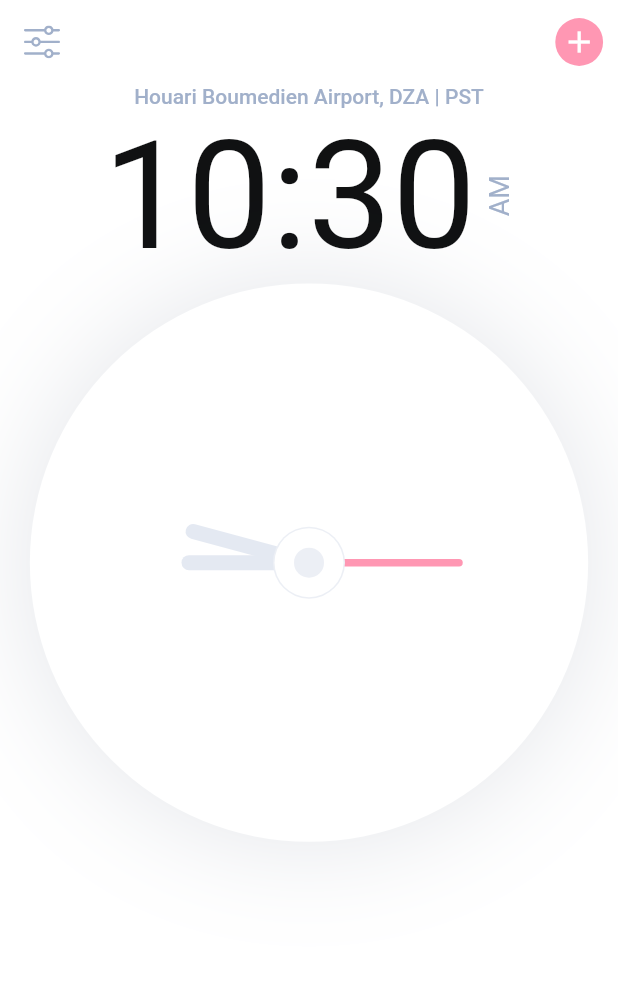
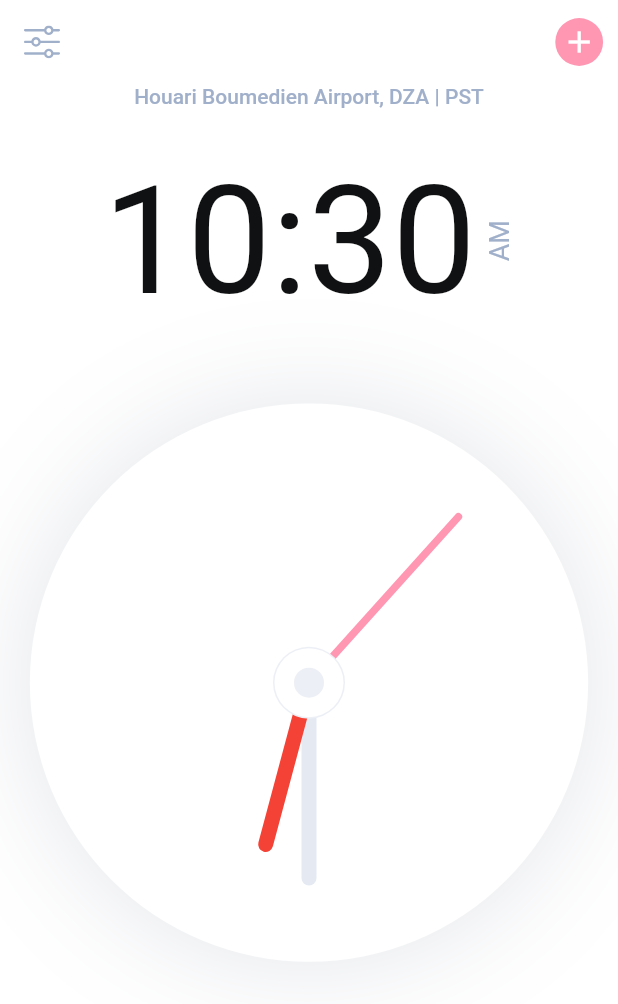
Before and after one commit to honeyBeexO/clocky, a Flutter app: the screen it shows after launch, on a phone screen of 412 x 824 dp. Shown: the top 1004 px of the screen. Run offline on Flutter 3.47's test engine with Material 2 defaults, Android fonts, the phone set to English and light mode, and no system bars; our stand-ins replace flutter_svg, google_fonts.

```diff
--- a/lib/screens/components/body.dart
+++ b/lib/screens/components/body.dart
@@ -1,9 +1,5 @@
-import 'dart:math';
-
 import 'package:flutter/material.dart';
-
-import '../../constants.dart';
-import '../../size_config.dart';
+import 'clock.dart';
 import 'time_in_hour_minute.dart';
 
 class Body extends StatelessWidget {
@@ -17,150 +13,12 @@ class Body extends StatelessWidget {
             'Houari Boumedien Airport, DZA | PST',
             style: Theme.of(context).textTheme.bodyText1,
           ),
+          SizedBox(height: 30.0),
           TimeInHourAndMinute(),
+          SizedBox(height: 50.0),
           Clock(),
         ],
       ),
     );
   }
 }
-
-class Clock extends StatefulWidget {
-  @override
-  _ClockState createState() => _ClockState();
-}
-
-class _ClockState extends State<Clock> {
-  DateTime _dateTime = DateTime.now();
-  @override
-  Widget build(BuildContext context) {
-    return Padding(
-      padding: EdgeInsets.symmetric(
-        horizontal: getProportionateScreenWidth(20),
-      ),
-      child: AspectRatio(
-        aspectRatio: 1,
-        child: Container(
-          decoration: BoxDecoration(
-            shape: BoxShape.circle,
-            color: Theme.of(context).colorScheme.surface,
-            boxShadow: [
-              BoxShadow(
-                offset: Offset(0, 0),
-                blurRadius: 64,
-                color: kShadowColor.withOpacity(0.14),
-              ),
-            ],
-          ),
-          child: CustomPaint(
-            painter: ClockPainter(context: context, dateTime: _dateTime),
-          ),
-        ),
-      ),
-    );
-  }
-}
-
-class ClockPainter extends CustomPainter {
-  final BuildContext context;
-  final DateTime dateTime;
-  ClockPainter({this.context, this.dateTime});
-  @override
-  void paint(Canvas canvas, Size size) {
-    double centerX = size.width / 2;
-    double centerY = size.height / 2;
-    Offset center = Offset(centerX, centerY);
-    double radius = min(centerX, centerY);
-
-    //Lines: sec
-    Paint secHandBrush = Paint()
-      ..color = Theme.of(context).primaryColor
-      ..strokeCap = StrokeCap.round
-      ..strokeWidth = 5
-      ..style = PaintingStyle.stroke;
-    // // 60sec ==> 360deg
-    // //1sec ==> 360/60 == 6deg
-    double secHandX = centerX + 100 * cos(dateTime.second * 6 * pi / 180);
-    double secHandY = centerX + 100 * sin(dateTime.second * 6 * pi / 180);
-    canvas.drawLine(center, Offset(secHandX, secHandY), secHandBrush);
-    // //Lines: min
-    Paint minPaintBrush = Paint()
-      ..color = Theme.of(context).accentColor
-      ..style = PaintingStyle.stroke
-      ..strokeCap = StrokeCap.round
-      ..strokeWidth = 10;
-    double minHandX = centerX + 80 * cos(dateTime.minute * 6 * pi / 180);
-    double minHandY = centerX + 80 * sin(dateTime.minute * 6 * pi / 180);
-    canvas.drawLine(center, Offset(minHandX, minHandY), minPaintBrush);
-    //Lines: hours
-    Paint hourPaintBrush = Paint()
-      ..color = Theme.of(context).colorScheme.secondary
-      ..style = PaintingStyle.stroke
-      ..strokeCap = StrokeCap.round
-      ..strokeWidth = 10;
-    // //12h --> 360deg, 1h --> 30deg, 1min --> 0.5deg
-    double hourHandX = centerX +
-        80 * cos((dateTime.minute * 30 + dateTime.minute * 0.5) * pi / 180);
-    double hourHandY = centerX +
-        80 * sin((dateTime.minute * 30 + dateTime.minute * 0.5) * pi / 180);
-    canvas.drawLine(center, Offset(hourHandX, hourHandY), hourPaintBrush);
-
-    Paint dotPainter = Paint()
-      ..color = Theme.of(context).primaryIconTheme.color;
-
-    canvas.drawCircle(center, 24.0, dotPainter);
-    canvas.drawCircle(
-        center, 23, Paint()..color = Theme.of(context).backgroundColor);
-    canvas.drawCircle(center, 10, dotPainter);
-
-    //codex way
-    // Paint fillBrush = Paint()..color = Color(0xff444974);
-    // Paint outlineBrush = Paint()
-    //   ..color = Color(0xffeaecff)
-    //   ..style = PaintingStyle.stroke
-    //   ..strokeWidth = 16;
-    // Paint centerDotBrush = Paint()..color = Color(0xffeaecff);
-
-    // Paint secHandBrush = Paint()
-    //   ..color = Colors.orange[300]
-    //   ..style = PaintingStyle.stroke
-    //   ..strokeCap = StrokeCap.round
-    //   ..strokeWidth = 10;
-    // Paint minHandBrush = Paint()
-    //   ..shader = LinearGradient(colors: [Colors.lightBlue, Colors.pink])
-    //       .createShader(Rect.fromCircle(center: center, radius: radius))
-    //   ..style = PaintingStyle.stroke
-    //   ..strokeCap = StrokeCap.round
-    //   ..strokeWidth = 10;
-    // Paint hoursHandBrush = Paint()
-    //   ..shader = LinearGradient(colors: [Colors.pink, Colors.lightBlue])
-    //       .createShader(Rect.fromCircle(center: center, radius: radius))
-    //   ..style = PaintingStyle.stroke
-    //   ..strokeCap = StrokeCap.round
-    //   ..strokeWidth = 10;
-
-    // canvas.drawCircle(center, radius - 40, fillBrush);
-    // canvas.drawCircle(center, radius - 40, outlineBrush);
-    // // 60sec ==> 360deg
-    // //1sec ==> 360/60 == 6deg
-    // double secHandX = centerX + 80 * cos(dateTime.second * 6 * pi / 180);
-    // double secHandY = centerX + 80 * sin(dateTime.second * 6 * pi / 180);
-    // canvas.drawLine(center, Offset(secHandX, secHandY), secHandBrush);
-
-    // double minHandX = centerX + 80 * cos(dateTime.minute * 6 * pi / 180);
-    // double minHandY = centerX + 80 * sin(dateTime.minute * 6 * pi / 180);
-    // canvas.drawLine(center, Offset(minHandX, minHandY), minHandBrush);
-
-    // //12h --> 360deg, 1h --> 30deg, 1min --> 0.5deg
-    // double hourHandX = centerX +
-    //     80 * cos((dateTime.hour * 30 + dateTime.minute * 0.5) * pi / 180);
-    // double hourHandY = centerX +
-    //     80 * sin((dateTime.hour * 30 + dateTime.minute * 0.5) * pi / 180);
-    // canvas.drawLine(center, Offset(hourHandX, hourHandY), hoursHandBrush);
-
-    // canvas.drawCircle(center, 16, centerDotBrush);
-  }
-
-  @override
-  bool shouldRepaint(CustomPainter oldDelegate) => true;
-}
--- /dev/null
+++ b/lib/screens/components/clock.dart
@@ -0,0 +1,60 @@
+import 'dart:async';
+import 'dart:math';
+
+import 'package:flutter/material.dart';
+
+import '../../constants.dart';
+import '../../size_config.dart';
+import 'clock_painter.dart';
+
+class Clock extends StatefulWidget {
+  @override
+  _ClockState createState() => _ClockState();
+}
+
+class _ClockState extends State<Clock> {
+  DateTime _dateTime = DateTime.now();
+  Key _key = GlobalKey();
+  @override
+  void initState() {
+    super.initState();
+    Timer.periodic(Duration(seconds: 1), (timer) {
+      setState(() {
+        _dateTime = DateTime.now();
+      });
+    });
+  }
+
+  @override
+  Widget build(BuildContext context) {
+    return Padding(
+      padding: EdgeInsets.symmetric(
+        horizontal: getProportionateScreenWidth(20),
+      ),
+      child: AspectRatio(
+        aspectRatio: 1,
+        child: Container(
+          decoration: BoxDecoration(
+            shape: BoxShape.circle,
+            color: Theme.of(context).colorScheme.surface,
+            boxShadow: [
+              BoxShadow(
+                offset: Offset(0, 0),
+                blurRadius: 64,
+                color: kShadowColor.withOpacity(0.14),
+              ),
+            ],
+          ),
+          child: Transform.rotate(
+            angle: -pi / 2,
+            child: CustomPaint(
+              painter: ClockPainter(context: context, dateTime: _dateTime),
+              willChange: true,
+              key: _key,
+            ),
+          ),
+        ),
+      ),
+    );
+  }
+}
```
Also changed, not shown: lib/screens/components/clock_painter.dart (added, +115 -0 lines).
